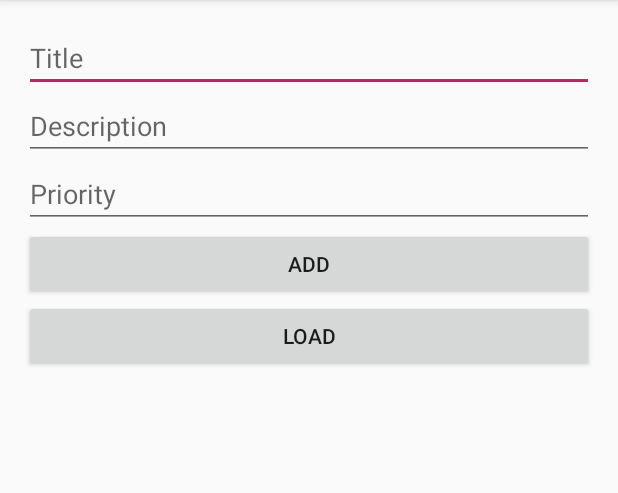
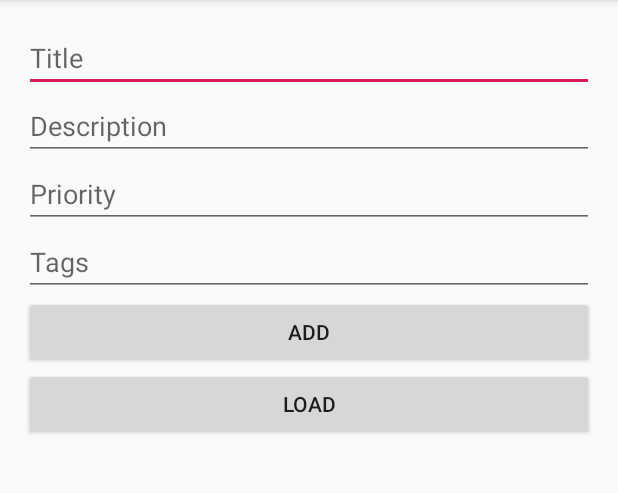
Before and after one commit to alessanderleite/FirestoreApp, an Android app: the screen it shows after launch (MainActivity), on a phone screen of 412 x 824 dp, the part 84-577 px from its top. Run offline under Robolectric (Android 15) with nearby library versions, the phone set to English and light mode, and no system bars; our stand-ins replace Firebase (no records; nobody signed in at launch, a user with empty details on screens opened directly).

Commit message:
adding a new EditText for tags

```diff
--- a/app/src/main/res/layout/activity_main.xml
+++ b/app/src/main/res/layout/activity_main.xml
@@ -29,6 +29,13 @@
         android:hint="Priority"
         android:inputType="number"/>
 
+    <EditText
+        android:id="@+id/edit_text_tags"
+        android:layout_width="match_parent"
+        android:layout_height="wrap_content"
+        android:hint="Tags"
+        android:inputType="text"/>
+
     <Button
         android:layout_width="match_parent"
         android:layout_height="wrap_content"
```
